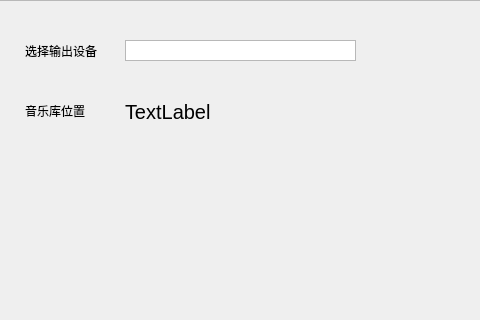
First picture: the form in skin/default-light/MainWindow.ui, repository metaone01/ezmusicplayer, before the edit; both pictures show x 165 to 645 and y 0 to 320 of the 800 by 600 pixel window.
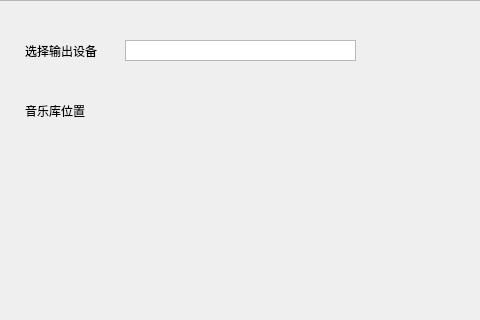
Second picture: the form after the edit.

Commit message: modified:   main.py 	new file:   musicplayer copy.py 	modified:   musicplayer.py 	modified:   settings/musiclist.json 	modified:   settings/settings.json 	modified:   skin/default-light/MainWindow.ui 	new file:   skin/default-light/MainWindow_ui.py 	modified:   todo.py

What changed in the file:
```diff
--- a/skin/default-light/MainWindow.ui
+++ b/skin/default-light/MainWindow.ui
@@ -183,7 +183,7 @@
       <bool>false</bool>
      </property>
      <property name="text">
-      <string>TextLabel</string>
+      <string/>
      </property>
      <property name="textInteractionFlags">
       <set>Qt::TextEditorInteraction</set>
```
Left out of the diff: 3 changed lines with no effect on the pictures. The commit also changes 6 other files.
